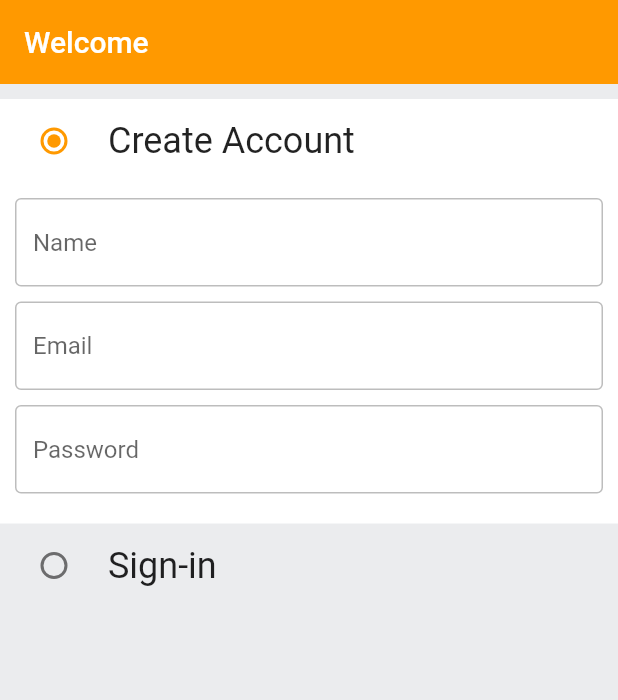
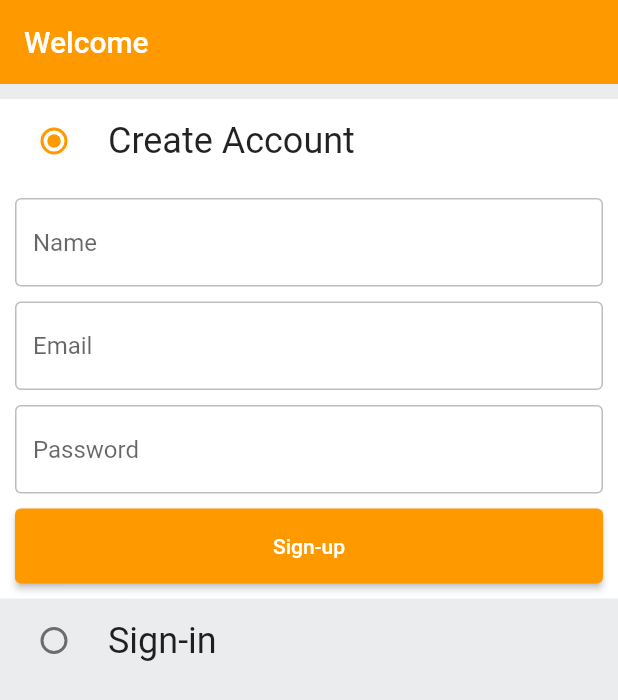
Before and after one commit to Harsh-Techie31/Amazon, a Flutter app: the screen it shows after launch, on a phone screen of 412 x 824 dp. Shown: the top 700 px of the screen. Run offline on Flutter 3.47's test engine with Material 3 defaults, Android fonts, the phone set to English and light mode, and no system bars.

Commit message:
new commit

```diff
--- /dev/null
+++ b/lib/common/widgets/custom_button.dart
@@ -0,0 +1,19 @@
+import 'package:flutter/material.dart';
+
+class CustomeButton extends StatelessWidget {
+  final String text;
+  final VoidCallback ontap;
+
+  const CustomeButton({super.key, required this.text, required this.ontap});
+
+  @override
+  Widget build(BuildContext context) {
+    return ElevatedButton(
+      onPressed: ontap,
+      style: ElevatedButton.styleFrom(
+        minimumSize: const Size(double.infinity, 50),
+      ),
+      child: Text(text),
+    );
+  }
+}
--- a/lib/common/widgets/custom_textfield.dart
+++ b/lib/common/widgets/custom_textfield.dart
@@ -23,6 +23,10 @@ class Customtextfield extends StatelessWidget {
 
       ),
       validator: (value) {
+        if(value == null || value.isEmpty){
+          return "Enter your $hintText";
+        }
+
         return null;
       },
     );
--- a/lib/constants/global_variable.dart
+++ b/lib/constants/global_variable.dart
@@ -1,6 +1,6 @@
 import 'package:flutter/material.dart';
 
-String uri = 'http://<yourip>:3000';
+String uri = 'http://192.168.116.1:3000';
 
 class GlobalVariables {
   // COLORS
--- /dev/null
+++ b/lib/constants/utils.dart
@@ -0,0 +1,5 @@
+import 'package:flutter/material.dart';
+
+void showSnackbar(BuildContext context, String text) {
+  ScaffoldMessenger.of(context).showSnackBar(SnackBar(content: Text(text)));
+}
--- a/lib/features/auth/screens/auth_screen.dart
+++ b/lib/features/auth/screens/auth_screen.dart
@@ -1,5 +1,7 @@
+import 'package:amazon/common/widgets/custom_button.dart';
 import 'package:amazon/common/widgets/custom_textfield.dart';
 import 'package:amazon/constants/global_variable.dart';
+import 'package:amazon/services/auth_service.dart';
 import 'package:flutter/material.dart';
 
 class AuthScreen extends StatefulWidget {
@@ -19,6 +21,17 @@ class _AuthScreenState extends State<AuthScreen> {
   final TextEditingController _emailController = TextEditingController();
   final TextEditingController _nameController = TextEditingController();
   final TextEditingController _passwordController = TextEditingController();
+
+  final AuthService authService = AuthService();
+
+  void signupUser() {
+    print("SIGN UP USER CALLED");
+    authService.signUpUser(
+        context: context,
+        name: _nameController.text,
+        email: _emailController.text,
+        password: _passwordController.text);
+  }
 
   @override
   void dispose() {
@@ -42,7 +55,9 @@ class _AuthScreenState extends State<AuthScreen> {
             children: [
               // First RadioListTile
               RadioListTile<int>(
-                tileColor: _selectedOption==1 ? GlobalVariables.backgroundColor : GlobalVariables.greyBackgroundCOlor,
+                tileColor: _selectedOption == 1
+                    ? GlobalVariables.backgroundColor
+                    : GlobalVariables.greyBackgroundCOlor,
                 activeColor: GlobalVariables.secondaryColor,
                 title: Text('Create Account',
                     style: Theme.of(context).textTheme.headlineSmall),
@@ -67,17 +82,33 @@ class _AuthScreenState extends State<AuthScreen> {
                               controller: _nameController,
                               hintText: "Name",
                             ),
-                            const SizedBox(height: 10,),
+                            const SizedBox(
+                              height: 10,
+                            ),
                             Customtextfield(
                               controller: _emailController,
                               hintText: "Email",
                             ),
-                            const SizedBox(height: 10,),
+                            const SizedBox(
+                              height: 10,
+                            ),
                             Customtextfield(
                               controller: _passwordController,
                               hintText: "Password",
                             ),
-                            const SizedBox(height: 10,),
+                            const SizedBox(
+                              height: 10,
+                            ),
+                            CustomeButton(text: "Sign-up", ontap: () {
+                                print("Sign-up button pressed");
+                                if (_signupkey.currentState!.validate()) {
+                                  print("Form validated");
+                                  signupUser();
+                                } else {
+                                  print("Form validation failed");
+                                }
+                              },)
+
                           ],
                         ),
                       ),
@@ -86,6 +117,9 @@ class _AuthScreenState extends State<AuthScreen> {
 
               // Second RadioListTile
               RadioListTile<int>(
+                tileColor: _selectedOption == 2
+                    ? GlobalVariables.backgroundColor
+                    : GlobalVariables.greyBackgroundCOlor,
                 activeColor: GlobalVariables.secondaryColor,
                 title: Text('Sign-in',
                     style: Theme.of(context).textTheme.headlineSmall),
@@ -97,6 +131,37 @@ class _AuthScreenState extends State<AuthScreen> {
                   });
                 },
               ),
+
+              _selectedOption == 2
+                  ? Form(
+                      key: _signinkey,
+                      child: Container(
+                        color: GlobalVariables.backgroundColor,
+                        padding: const EdgeInsets.all(10),
+                        child: Column(
+                          children: [
+                            Customtextfield(
+                              controller: _emailController,
+                              hintText: "Email",
+                            ),
+                            const SizedBox(
+                              height: 10,
+                            ),
+                            Customtextfield(
+                              controller: _passwordController,
+                              hintText: "Password",
+                            ),
+                            const SizedBox(
+                              height: 10,
+                            ),
+                            CustomeButton(text: "Sign-in", ontap: () {
+
+                            })
+                          ],
+                        ),
+                      ),
+                    )
+                  : const SizedBox(),
             ],
           ),
         ),
--- /dev/null
+++ b/lib/models/user.dart
@@ -0,0 +1,47 @@
+class User {
+  final String name;
+  final String email;
+  final String password;
+  final String id;
+  final String type;
+  final String token;
+  final String address;
+
+  User({
+    required this.name,
+    required this.email,
+    required this.type,
+    required this.password,
+    required this.id,
+    required this.token,
+    required this.address,
+  });
+
+  // Convert a User object into a JSON map
+  Map<String, dynamic> toJson() {
+    return {
+      'name': name,
+      'email': email,
+      'type': type,
+      'password': password,
+      'id': id,
+      'token': token,
+      'address': address,
+    };
+  }
+
+  // Create a User object from a JSON map
+  factory User.fromJson(Map<String, dynamic> json) {
+    return User(
+      name: json['name'] ?? '',
+      email: json['email'] ?? '',
+      type: json['type'] ?? '',
+      password: json['password'] ?? '',
+      id: json['_id'] ?? '',
+      token: json['token'] ?? '',
+      address: json['address'] ?? '',
+    );
+  }
+
+
+}
--- a/pubspec.yaml
+++ b/pubspec.yaml
@@ -35,6 +35,7 @@ dependencies:
   # The following adds the Cupertino Icons font to your application.
   # Use with the CupertinoIcons class for iOS style icons.
   cupertino_icons: ^1.0.6
+  http: ^1.2.2
 
 dev_dependencies:
   flutter_test:
```
Also changed, not shown: lib/constants/error_handling.dart (added, +29 -0 lines), lib/services/auth_service.dart (added, +56 -0 lines), pubspec.lock.
